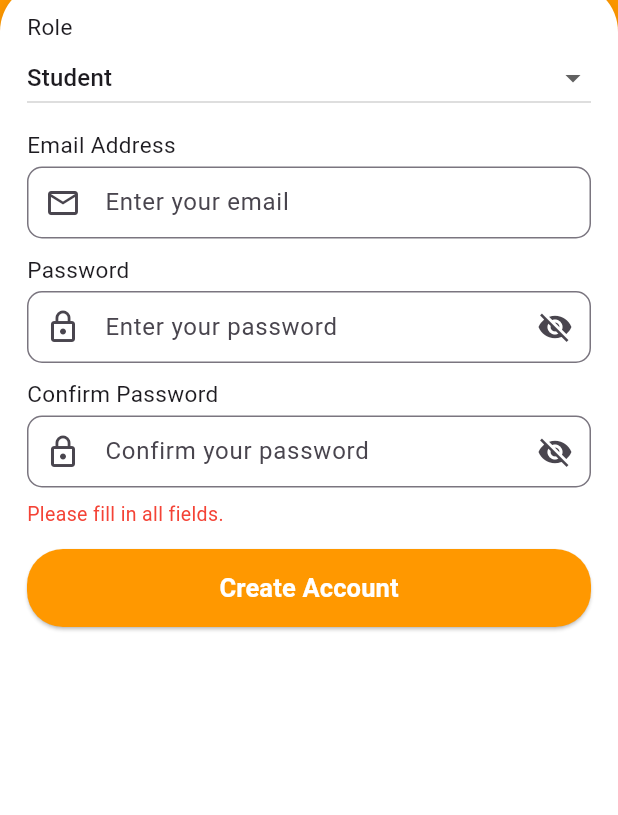
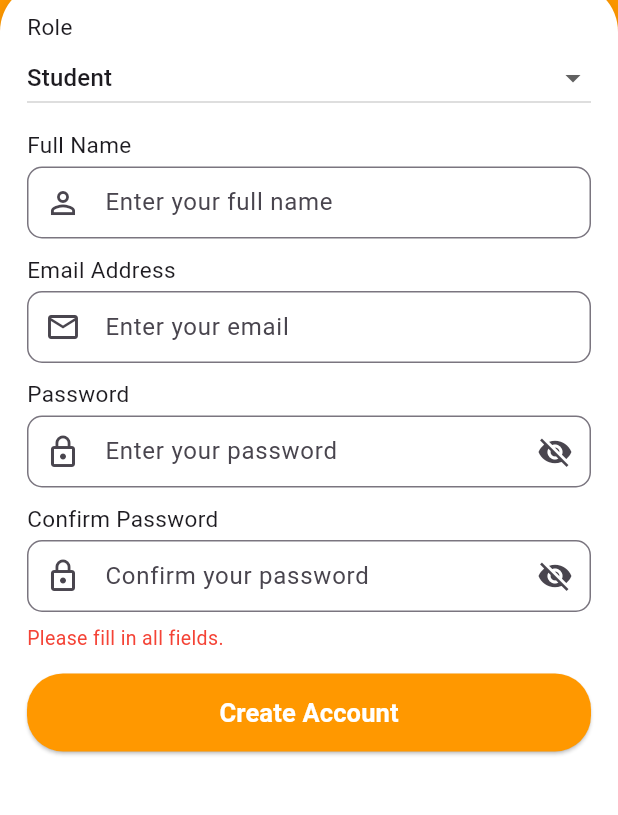
Before and after one commit to StefanDelgado/LCozy_CPG2615, a Flutter app: the RegisterScreen screen opened by its route, after a tap on "Create Account", on a phone screen of 412 x 824 dp, the part 378-1193 px from its top. Run offline on Flutter 3.47's test engine with Material 3 defaults, Android fonts, the phone set to English and light mode, and no system bars; our stand-ins replace google_maps_flutter.

Commit message:
Register mobile

```diff
--- a/mobile/lib/MobileScreen/Register.dart
+++ b/mobile/lib/MobileScreen/Register.dart
@@ -1,5 +1,6 @@
 import 'package:flutter/material.dart';
 import 'package:http/http.dart' as http;
+import 'dart:convert';
 import 'Login.dart';
 
 // ==================== RegisterScreen Widget ====================
@@ -16,6 +17,7 @@ class _RegisterScreenState extends State<RegisterScreen> {
   final emailController = TextEditingController();
   final passwordController = TextEditingController();
   final confirmPasswordController = TextEditingController();
+  final nameController = TextEditingController();
   bool isLoading = false;
   String errorMessage = '';
 
@@ -29,7 +31,8 @@ class _RegisterScreenState extends State<RegisterScreen> {
     });
 
     // Local validation
-    if (emailController.text.isEmpty ||
+    if (nameController.text.isEmpty ||
+        emailController.text.isEmpty ||
         passwordController.text.isEmpty ||
         confirmPasswordController.text.isEmpty) {
       setState(() {
@@ -48,21 +51,24 @@ class _RegisterScreenState extends State<RegisterScreen> {
       isLoading = true;
     });
 
-    final url = Uri.parse('https://bradedsale.helioho.st/Dormitory/register.php');
+    try {
       final response = await http.post(
-      url,
-      body: {
-        'role': selectedRole.toLowerCase(), // Ensure role is lowercase
+        Uri.parse('http://cozydorms.life/modules/mobile-api/register_api.php'),
+        headers: {'Content-Type': 'application/json'},
+        body: jsonEncode({
+          'name': nameController.text.trim(),
           'email': emailController.text.trim(),
-        'password': passwordController.text.trim(),
-      },
+          'password': passwordController.text,
+          'role': selectedRole.toLowerCase(),
+        }),
       );
 
-    setState(() {
-      isLoading = false;
-    });
+      print('Status code: ${response.statusCode}');
+      print('Response body: ${response.body}');
 
       if (response.statusCode == 200) {
+        final data = jsonDecode(response.body);
+        if (data['ok'] == true) {
           ScaffoldMessenger.of(context).showSnackBar(
             SnackBar(
               content: Text('Registration Successful!'),
@@ -70,19 +76,32 @@ class _RegisterScreenState extends State<RegisterScreen> {
               duration: Duration(seconds: 2),
             ),
           );
-      Future.delayed(Duration(seconds: 2), () {
+
+          // Navigate to login after delay
+          await Future.delayed(Duration(seconds: 2));
+          if (mounted) {
             Navigator.pushReplacement(
               context,
               MaterialPageRoute(builder: (context) => const LoginScreen()),
             );
-      });
+          }
+        } else {
+          throw Exception(data['error'] ?? 'Registration failed');
+        }
       } else if (response.statusCode == 409) {
         setState(() {
           errorMessage = 'Email already registered.';
         });
       } else {
+        throw Exception('Server error');
+      }
+    } catch (e) {
       setState(() {
-        errorMessage = 'Registration failed. Try again.';
+        errorMessage = 'Registration failed: ${e.toString()}';
+      });
+    } finally {
+      setState(() {
+        isLoading = false;
       });
     }
   }
@@ -174,6 +193,21 @@ class _RegisterScreenState extends State<RegisterScreen> {
                           selectedRole = value!;
                         });
                       },
+                    ),
+                    SizedBox(height: 10),
+                    // ----------- NAME INPUT SECTION -----------
+                    Text('Full Name', style: TextStyle(fontSize: 15)),
+                    SizedBox(height: 4),
+                    TextField(
+                      controller: nameController,
+                      decoration: InputDecoration(
+                        hintText: 'Enter your full name',
+                        prefixIcon: Icon(Icons.person_outline),
+                        border: OutlineInputBorder(
+                          borderRadius: BorderRadius.circular(10),
+                        ),
+                        contentPadding: EdgeInsets.symmetric(vertical: 10, horizontal: 12),
+                      ),
                     ),
                     SizedBox(height: 10),
                     // ----------- EMAIL INPUT SECTION -----------
@@ -293,4 +327,13 @@ class _RegisterScreenState extends State<RegisterScreen> {
       ),
     );
   }
+
+  @override
+  void dispose() {
+    nameController.dispose();
+    emailController.dispose();
+    passwordController.dispose();
+    confirmPasswordController.dispose();
+    super.dispose();
   }
+}
```
Also changed, not shown: 1 other file. Lines whose indentation alone changed are shown as unchanged.
